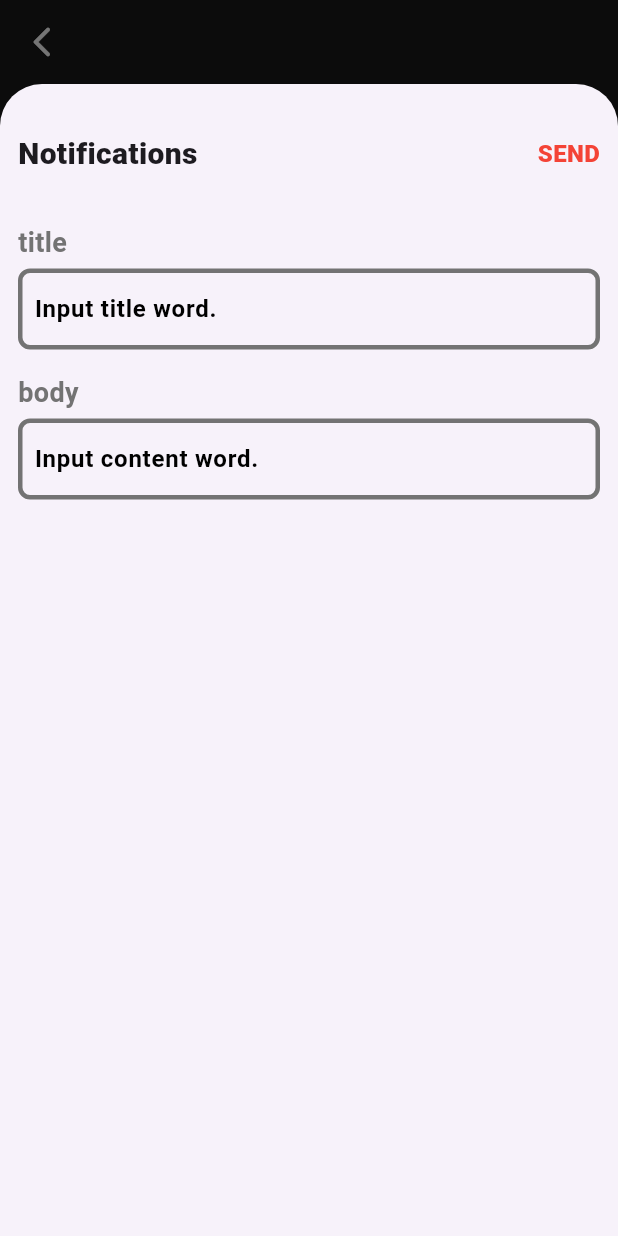
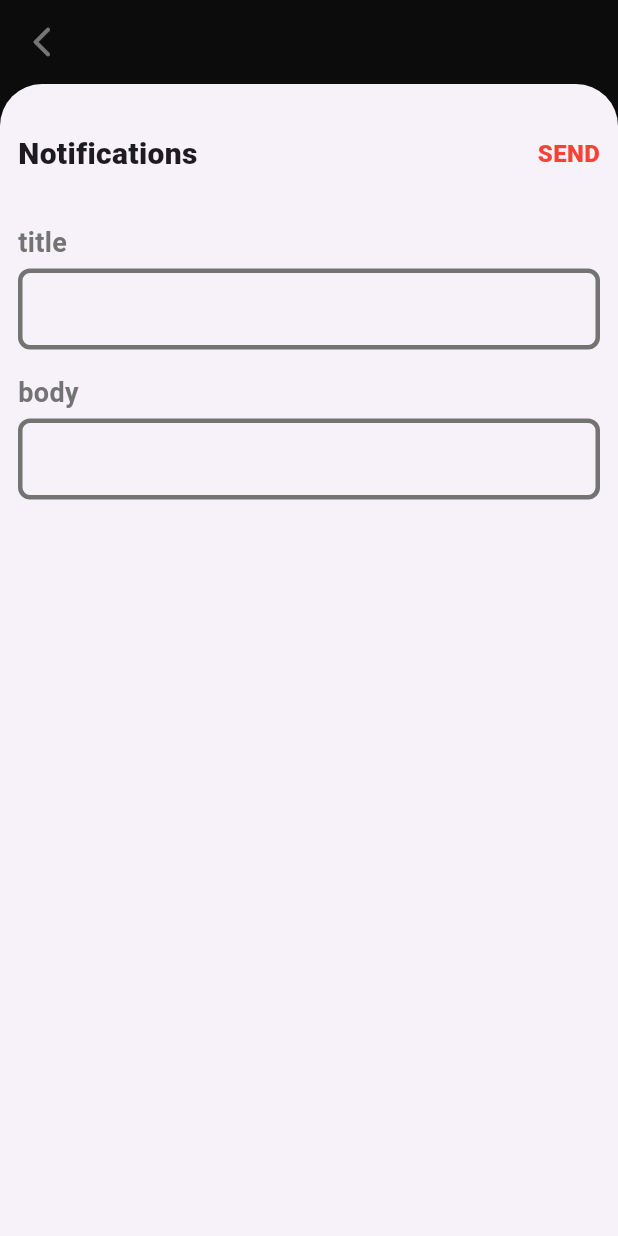
Before and after one commit to boglbbogl/flutter_local_notifications_sample, a Flutter app: the LocalPushPage screen opened directly, after a tap on "SEND", on a phone screen of 412 x 824 dp. Run offline on Flutter 3.47's test engine with Material 3 defaults, Android fonts, the phone set to English and light mode, and no system bars; our stand-ins replace flutter_local_notifications, permission_handler, timezone.

Commit message:
update sample

```diff
--- a/lib/_sample/_component/content_widget.dart
+++ b/lib/_sample/_component/content_widget.dart
@@ -1,13 +1,16 @@
 import 'package:flutter/material.dart';
 import 'package:flutter/services.dart';
 import 'package:flutter_local_notifications_sample/_sample/_component/setting_widget.dart';
+import 'package:flutter_local_notifications_sample/_sample/push_type.dart';
 
 class ContentWidget extends StatelessWidget {
+  final PushType type;
   final String content;
   final List<Widget> children;
   final Function(String, String) onTap;
   const ContentWidget({
     super.key,
+    required this.type,
     this.content = "",
     required this.children,
     required this.onTap,
@@ -42,7 +45,10 @@ class ContentWidget extends StatelessWidget {
                     HapticFeedback.mediumImpact();
                     showModalBottomSheet(
                       context: context,
-                      builder: (context) => SettingWidget(onTap: onTap),
+                      builder: (context) => SettingWidget(
+                        onTap: onTap,
+                        type: type,
+                      ),
                       isScrollControlled: true,
                     );
                   },
--- a/lib/_sample/_component/setting_widget.dart
+++ b/lib/_sample/_component/setting_widget.dart
@@ -1,16 +1,31 @@
 import 'package:flutter/material.dart';
 import 'package:flutter/services.dart';
+import 'package:flutter_local_notifications_sample/_sample/push_type.dart';
 
-class SettingWidget extends StatelessWidget {
-  final TextEditingController title =
-      TextEditingController(text: "Input title word.");
-  final TextEditingController body =
-      TextEditingController(text: "Input content word.");
+class SettingWidget extends StatefulWidget {
+  final PushType type;
   final Function(String, String) onTap;
-  SettingWidget({
+  const SettingWidget({
     super.key,
+    required this.type,
     required this.onTap,
   });
+
+  @override
+  State<SettingWidget> createState() => _SettingWidgetState();
+}
+
+class _SettingWidgetState extends State<SettingWidget> {
+  late TextEditingController title;
+
+  late TextEditingController body;
+
+  @override
+  void initState() {
+    super.initState();
+    title = TextEditingController(text: widget.type.title);
+    body = TextEditingController(text: widget.type.body);
+  }
 
   @override
   Widget build(BuildContext context) {
@@ -40,7 +55,7 @@ class SettingWidget extends StatelessWidget {
                     GestureDetector(
                       onTap: () {
                         HapticFeedback.mediumImpact();
-                        onTap(title.text, body.text);
+                        widget.onTap(title.text, body.text);
                         Navigator.of(context).pop();
                       },
                       child: const Text(
--- a/lib/_sample/local_noticiations/local_push_page.dart
+++ b/lib/_sample/local_noticiations/local_push_page.dart
@@ -89,10 +89,11 @@ class _LocalPushPageState extends State<LocalPushPage> {
     required PushType type,
     required String title,
     required String body,
-    required tz.TZDateTime schedule,
+    tz.TZDateTime? date,
     DateTimeComponents? dateTimeComponents,
   }) async {
     NotificationDetails details = _setDetails(type);
+    tz.TZDateTime schedule = date ?? tz.TZDateTime.now(tz.local);
     await _local.zonedSchedule(
       type.id,
       title,
@@ -132,9 +133,14 @@ class _LocalPushPageState extends State<LocalPushPage> {
       await _local.show(type.id, title, body, details, payload: type.deeplink);
     } else {
       tz.TZDateTime schedule =
-          tz.TZDateTime.now(tz.local).add(const Duration(seconds: 10));
+          tz.TZDateTime.now(tz.local).add(Duration(minutes: oneTime.value));
       await _zonedSchedule(
-          type: type, title: title, body: body, schedule: schedule);
+        type: type,
+        title: title,
+        body: body,
+        date: schedule,
+        dateTimeComponents: DateTimeComponents.dateAndTime,
+      );
     }
   }
 
@@ -157,6 +163,7 @@ class _LocalPushPageState extends State<LocalPushPage> {
                     valueListenable: oneTime,
                     builder: (context, value, child) {
                       return ContentWidget(
+                        type: PushType.one,
                         content: value == 0 ? "show" : "$value minute",
                         children: [
                           _button(Icons.remove, () => _onChanged(isAdd: false)),
@@ -178,6 +185,7 @@ class _LocalPushPageState extends State<LocalPushPage> {
                     valueListenable: intervalPeriod,
                     builder: (context, value, child) {
                       return ContentWidget(
+                        type: PushType.period,
                         content: value.name,
                         children: [
                           _bigButton(
@@ -191,6 +199,7 @@ class _LocalPushPageState extends State<LocalPushPage> {
                     valueListenable: intervalDay,
                     builder: (context, value, child) {
                       return ContentWidget(
+                        type: PushType.daily,
                         content:
                             "${value.hour.toString().padLeft(2, "0")} : ${value.minute.toString().padLeft(2, "0")}",
                         children: [
@@ -201,13 +210,19 @@ class _LocalPushPageState extends State<LocalPushPage> {
                             _onChangedWithDay(date);
                           })
                         ],
-                        onTap: (String title, String body) => null,
+                        onTap: (String title, String body) => _zonedSchedule(
+                          type: PushType.daily,
+                          title: title,
+                          body: body,
+                          dateTimeComponents: DateTimeComponents.time,
+                        ),
                       );
                     }),
                 ValueListenableBuilder<int>(
                     valueListenable: intervalWeek,
                     builder: (context, value, child) {
                       return ContentWidget(
+                        type: PushType.weekly,
                         children: [
                           ...List.generate(
                             weeks.length,
@@ -219,6 +234,8 @@ class _LocalPushPageState extends State<LocalPushPage> {
                               child: Container(
                                 width: 28,
                                 height: 28,
+                                margin: EdgeInsets.only(
+                                    right: index == weeks.length - 1 ? 4 : 0),
                                 decoration: BoxDecoration(
                                     color: index == value ? Colors.amber : null,
                                     border: Border.all(
@@ -243,7 +260,13 @@ class _LocalPushPageState extends State<LocalPushPage> {
                             ),
                           ),
                         ],
-                        onTap: (String title, String body) => null,
+                        onTap: (String title, String body) => _zonedSchedule(
+                          type: PushType.weekly,
+                          title: title,
+                          body: body,
+                          dateTimeComponents:
+                              DateTimeComponents.dayOfWeekAndTime,
+                        ),
                       );
                     }),
               ],
--- a/lib/_sample/push_type.dart
+++ b/lib/_sample/push_type.dart
@@ -5,6 +5,8 @@ enum PushType {
     channelName: "onlyOne",
     channelDescription: "Test notifictions with only one",
     deeplink: "tyger://",
+    title: "",
+    body: "",
   ),
   period(
     id: 1,
@@ -12,6 +14,8 @@ enum PushType {
     channelName: "intervalPeriod",
     channelDescription: "Test notifictions with time interval period",
     deeplink: "tyger://",
+    title: "",
+    body: "",
   ),
   daily(
     id: 2,
@@ -19,6 +23,8 @@ enum PushType {
     channelName: "daily",
     channelDescription: "Test notifictions with daily",
     deeplink: "tyger://",
+    title: "",
+    body: "",
   ),
   weekly(
     id: 3,
@@ -26,6 +32,8 @@ enum PushType {
     channelName: "weekly",
     channelDescription: "Test notifictions with weekly",
     deeplink: "tyger://",
+    title: "",
+    body: "",
   );
 
   final int id;
@@ -33,6 +41,8 @@ enum PushType {
   final String channelName;
   final String channelDescription;
   final String deeplink;
+  final String title;
+  final String body;
 
   const PushType({
     required this.id,
@@ -40,5 +50,7 @@ enum PushType {
     required this.channelName,
     required this.channelDescription,
     required this.deeplink,
+    required this.title,
+    required this.body,
   });
 }
```
